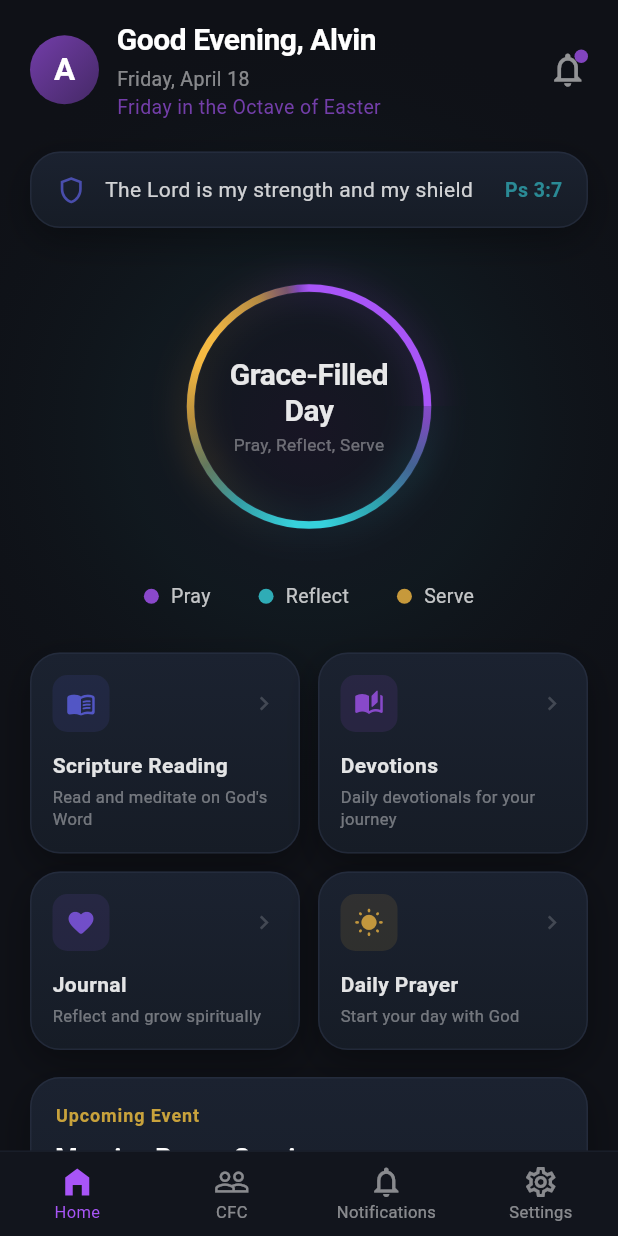
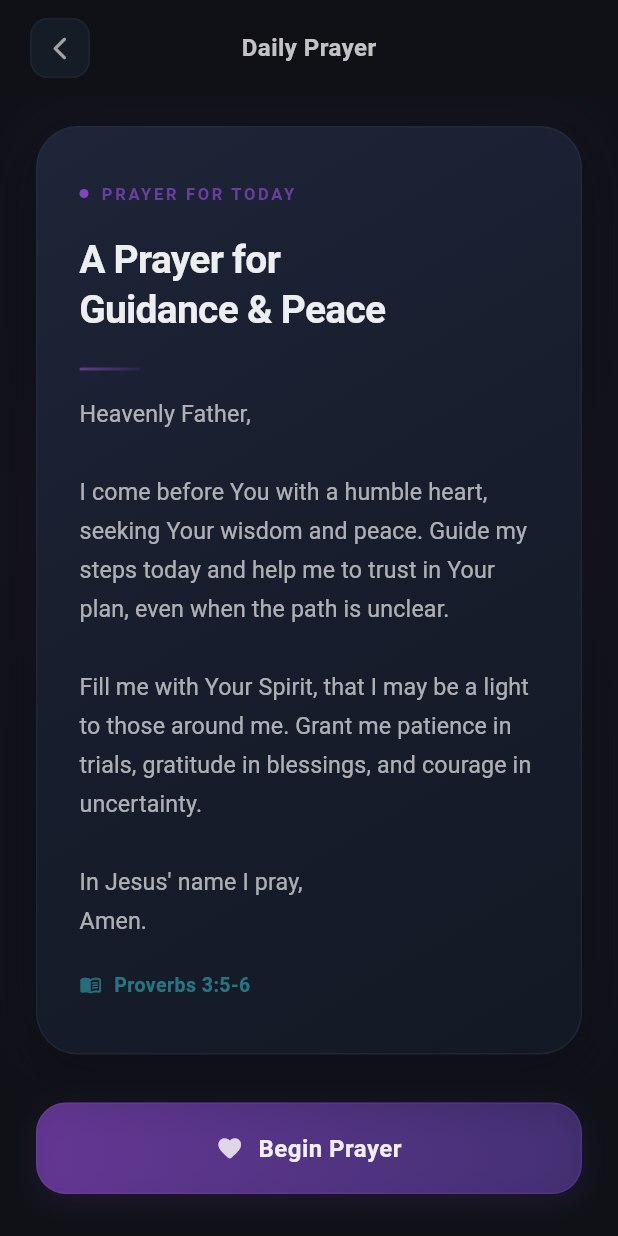
Before and after one commit to aisaiah-ai/test-flutter, a Flutter app: the screen it shows after launch, on a phone screen of 412 x 824 dp. Run offline on Flutter 3.47's test engine with Material 3 defaults, Android fonts, the phone set to English and light mode, and no system bars.

Commit message:
Add premium Prayer screen as default view
New PrayerScreen with hero prayer card featuring breathing glow,
contemplative typography, scripture reference, and Begin Prayer CTA.
Supporting Morning Intention and Evening Reflection sections below.
Calm, sacred, spiritually immersive design.

Co-Authored-By: Claude Opus 4.6 (1M context) <noreply@anthropic.com>

```diff
--- a/lib/main.dart
+++ b/lib/main.dart
@@ -1,5 +1,6 @@
 import 'package:flutter/material.dart';
 import 'dart:math';
+import 'prayer_screen.dart';
 
 void main() {
   runApp(const CfcApp());
@@ -148,7 +149,7 @@ class CfcApp extends StatelessWidget {
       theme: ThemeData.dark().copyWith(
         scaffoldBackgroundColor: _scaffoldBg,
       ),
-      home: const HomeScreen(),
+      home: const PrayerScreen(),
       debugShowCheckedModeBanner: false,
     );
   }
--- /dev/null
+++ b/lib/prayer_screen.dart
@@ -0,0 +1,409 @@
+import 'package:flutter/material.dart';
+import 'dart:math';
+
+// ── Reuse design tokens from main ──────────────────────────────
+const _scaffoldBg = Color(0xFF0F1117);
+const _cardSurface = Color(0xFF161C26);
+const _cardSurfaceLight = Color(0xFF1B2230);
+const _subtleBorder = Color(0xFF2A3245);
+const _accentPurple = Color(0xFFA855F7);
+const _accentViolet = Color(0xFF8B5CF6);
+const _accentTeal = Color(0xFF36D1DC);
+const _accentGold = Color(0xFFF4B942);
+
+class PrayerScreen extends StatefulWidget {
+  const PrayerScreen({super.key});
+
+  @override
+  State<PrayerScreen> createState() => _PrayerScreenState();
+}
+
+class _PrayerScreenState extends State<PrayerScreen>
+    with TickerProviderStateMixin {
+  // Breathing glow on prayer card
+  late final AnimationController _breathCtrl;
+  late final Animation<double> _breathAnim;
+
+  // Press scale on CTA
+  late final AnimationController _pressCtrl;
+  late final Animation<double> _pressScale;
+
+  @override
+  void initState() {
+    super.initState();
+    _breathCtrl = AnimationController(
+      vsync: this,
+      duration: const Duration(milliseconds: 5000),
+    )..repeat(reverse: true);
+    _breathAnim = Tween(begin: 0.0, end: 1.0).animate(
+      CurvedAnimation(parent: _breathCtrl, curve: Curves.easeInOut),
+    );
+
+    _pressCtrl = AnimationController(
+      vsync: this,
+      duration: const Duration(milliseconds: 120),
+      reverseDuration: const Duration(milliseconds: 200),
+    );
+    _pressScale = Tween(begin: 1.0, end: 0.97).animate(
+      CurvedAnimation(parent: _pressCtrl, curve: Curves.easeOut),
+    );
+  }
+
+  @override
+  void dispose() {
+    _breathCtrl.dispose();
+    _pressCtrl.dispose();
+    super.dispose();
+  }
+
+  @override
+  Widget build(BuildContext context) {
+    return Scaffold(
+      body: Stack(
+        children: [
+          // Dark base
+          Container(color: _scaffoldBg),
+
+          // Ambient spiritual glow — centered behind the prayer card
+          Positioned.fill(
+            child: Container(
+              decoration: BoxDecoration(
+                gradient: RadialGradient(
+                  center: const Alignment(0, -0.15),
+                  radius: 0.85,
+                  colors: [
+                    _accentPurple.withOpacity(0.07),
+                    _accentViolet.withOpacity(0.04),
+                    Colors.transparent,
+                  ],
+                  stops: const [0.0, 0.35, 0.75],
+                ),
+              ),
+            ),
+          ),
+
+          // Content
+          SafeArea(
+            child: Column(
+              children: [
+                // Top bar
+                _buildTopBar(),
+
+                // Scrollable content
+                Expanded(
+                  child: SingleChildScrollView(
+                    padding: const EdgeInsets.symmetric(horizontal: 24),
+                    child: Column(
+                      children: [
+                        const SizedBox(height: 20),
+                        _buildPrayerCard(),
+                        const SizedBox(height: 32),
+                        _buildCTA(),
+                        const SizedBox(height: 40),
+                        _buildSupportingSection(
+                          'Morning Intention',
+                          'Lord, guide my thoughts and actions today. '
+                              'Let me walk in Your light and share Your love '
+                              'with everyone I meet.',
+                          Icons.wb_twilight_rounded,
+                        ),
+                        const SizedBox(height: 16),
+                        _buildSupportingSection(
+                          'Evening Reflection',
+                          'Thank You for this day, Lord. Help me rest in '
+                              'Your peace and prepare my heart for tomorrow.',
+                          Icons.nightlight_round,
+                        ),
+                        const SizedBox(height: 40),
+                      ],
+                    ),
+                  ),
+                ),
+              ],
+            ),
+          ),
+        ],
+      ),
+    );
+  }
+
+  Widget _buildTopBar() {
+    return Padding(
+      padding: const EdgeInsets.symmetric(horizontal: 20, vertical: 12),
+      child: Row(
+        children: [
+          GestureDetector(
+            onTap: () => Navigator.of(context).pop(),
+            child: Container(
+              width: 40,
+              height: 40,
+              decoration: BoxDecoration(
+                color: _cardSurface,
+                borderRadius: BorderRadius.circular(12),
+                border: Border.all(color: _subtleBorder.withOpacity(0.4)),
+              ),
+              child: Icon(Icons.arrow_back_ios_new_rounded,
+                  color: Colors.white.withOpacity(0.6), size: 18),
+            ),
+          ),
+          const Spacer(),
+          Text(
+            'Daily Prayer',
+            style: TextStyle(
+              fontSize: 16,
+              fontWeight: FontWeight.w600,
+              color: Colors.white.withOpacity(0.75),
+              letterSpacing: 0.3,
+            ),
+          ),
+          const Spacer(),
+          const SizedBox(width: 40), // balance the back button
+        ],
+      ),
+    );
+  }
+
+  Widget _buildPrayerCard() {
+    return AnimatedBuilder(
+      animation: _breathAnim,
+      builder: (context, child) {
+        final glowOpacity = 0.04 + 0.06 * _breathAnim.value;
+        return Container(
+          decoration: BoxDecoration(
+            borderRadius: BorderRadius.circular(28),
+            boxShadow: [
+              // Breathing spiritual glow
+              BoxShadow(
+                color: _accentPurple.withOpacity(glowOpacity),
+                blurRadius: 40 + 10 * _breathAnim.value,
+                spreadRadius: 2,
+              ),
+              // Grounding shadow
+              BoxShadow(
+                color: Colors.black.withOpacity(0.30),
+                blurRadius: 24,
+                offset: const Offset(0, 10),
+              ),
+            ],
+          ),
+          child: child,
+        );
+      },
+      child: Container(
+        width: double.infinity,
+        padding: const EdgeInsets.symmetric(horizontal: 28, vertical: 36),
+        decoration: BoxDecoration(
+          gradient: const LinearGradient(
+            begin: Alignment.topLeft,
+            end: Alignment.bottomRight,
+            colors: [
+              Color(0xFF1E2538),
+              Color(0xFF171D2C),
+              Color(0xFF131924),
+            ],
+          ),
+          borderRadius: BorderRadius.circular(28),
+          border: Border.all(color: _subtleBorder.withOpacity(0.45)),
+        ),
+        child: Column(
+          crossAxisAlignment: CrossAxisAlignment.start,
+          children: [
+            // Section label
+            Row(
+              children: [
+                Container(
+                  width: 6,
+                  height: 6,
+                  decoration: BoxDecoration(
+                    color: _accentPurple.withOpacity(0.70),
+                    shape: BoxShape.circle,
+                  ),
+                ),
+                const SizedBox(width: 8),
+                Text(
+                  'PRAYER FOR TODAY',
+                  style: TextStyle(
+                    fontSize: 11,
+                    fontWeight: FontWeight.w700,
+                    color: _accentPurple.withOpacity(0.55),
+                    letterSpacing: 1.8,
+                  ),
+                ),
+              ],
+            ),
+            const SizedBox(height: 20),
+
+            // Prayer title
+            Text(
+              'A Prayer for\nGuidance & Peace',
+              style: TextStyle(
+                fontSize: 26,
+                fontWeight: FontWeight.w700,
+                color: Colors.white.withOpacity(0.92),
+                height: 1.25,
+                letterSpacing: -0.5,
+              ),
+            ),
+            const SizedBox(height: 6),
+
+            // Subtle divider
+            Container(
+              width: 40,
+              height: 2,
+              margin: const EdgeInsets.symmetric(vertical: 16),
+              decoration: BoxDecoration(
+                borderRadius: BorderRadius.circular(1),
+                gradient: LinearGradient(
+                  colors: [
+                    _accentPurple.withOpacity(0.50),
+                    _accentPurple.withOpacity(0.10),
+                  ],
+                ),
+              ),
+            ),
+
+            // Prayer body
+            Text(
+              'Heavenly Father,\n\n'
+              'I come before You with a humble heart, '
+              'seeking Your wisdom and peace. Guide my steps today '
+              'and help me to trust in Your plan, even when the path '
+              'is unclear.\n\n'
+              'Fill me with Your Spirit, that I may be a light '
+              'to those around me. Grant me patience in trials, '
+              'gratitude in blessings, and courage in uncertainty.\n\n'
+              'In Jesus\' name I pray,\nAmen.',
+              style: TextStyle(
+                fontSize: 15.5,
+                color: Colors.white.withOpacity(0.65),
+                height: 1.7,
+                letterSpacing: 0.1,
+              ),
+            ),
+
+            const SizedBox(height: 20),
+
+            // Scripture reference
+            Row(
+              children: [
+                Icon(Icons.menu_book_rounded,
+                    size: 15, color: _accentTeal.withOpacity(0.45)),
+                const SizedBox(width: 8),
+                Text(
+                  'Proverbs 3:5-6',
+                  style: TextStyle(
+                    fontSize: 13,
+                    color: _accentTeal.withOpacity(0.50),
+                    fontWeight: FontWeight.w600,
+                    letterSpacing: 0.3,
+                  ),
+                ),
+              ],
+            ),
+          ],
+        ),
+      ),
+    );
+  }
+
+  Widget _buildCTA() {
+    return GestureDetector(
+      onTapDown: (_) => _pressCtrl.forward(),
+      onTapUp: (_) => _pressCtrl.reverse(),
+      onTapCancel: () => _pressCtrl.reverse(),
+      child: ScaleTransition(
+        scale: _pressScale,
+        child: Container(
+          width: double.infinity,
+          padding: const EdgeInsets.symmetric(vertical: 18),
+          decoration: BoxDecoration(
+            gradient: LinearGradient(
+              colors: [
+                _accentPurple.withOpacity(0.50),
+                _accentViolet.withOpacity(0.35),
+              ],
+            ),
+            borderRadius: BorderRadius.circular(20),
+            border: Border.all(color: _accentPurple.withOpacity(0.15)),
+            boxShadow: [
+              BoxShadow(
+                color: _accentPurple.withOpacity(0.10),
+                blurRadius: 16,
+                offset: const Offset(0, 6),
+              ),
+            ],
+          ),
+          child: Row(
+            mainAxisAlignment: MainAxisAlignment.center,
+            children: [
+              Icon(Icons.favorite_rounded,
+                  size: 18, color: Colors.white.withOpacity(0.80)),
+              const SizedBox(width: 10),
+              Text(
+                'Begin Prayer',
+                style: TextStyle(
+                  fontSize: 16,
+                  fontWeight: FontWeight.w700,
+                  color: Colors.white.withOpacity(0.92),
+                  letterSpacing: 0.3,
+                ),
+              ),
+            ],
+          ),
+        ),
+      ),
+    );
+  }
+
+  Widget _buildSupportingSection(String title, String body, IconData icon) {
+    return Container(
+      width: double.infinity,
+      padding: const EdgeInsets.all(20),
+      decoration: BoxDecoration(
+        color: _cardSurface.withOpacity(0.6),
+        borderRadius: BorderRadius.circular(20),
+        border: Border.all(color: _subtleBorder.withOpacity(0.30)),
+      ),
+      child: Row(
+        crossAxisAlignment: CrossAxisAlignment.start,
+        children: [
+          Container(
+            width: 36,
+            height: 36,
+            decoration: BoxDecoration(
+              color: _accentViolet.withOpacity(0.08),
+              borderRadius: BorderRadius.circular(10),
+            ),
+            child: Icon(icon,
+                color: _accentViolet.withOpacity(0.50), size: 18),
+          ),
+          const SizedBox(width: 14),
+          Expanded(
+            child: Column(
+              crossAxisAlignment: CrossAxisAlignment.start,
+              children: [
+                Text(
+                  title,
+                  style: TextStyle(
+                    fontSize: 14,
+                    fontWeight: FontWeight.w600,
+                    color: Colors.white.withOpacity(0.75),
+                  ),
+                ),
+                const SizedBox(height: 6),
+                Text(
+                  body,
+                  style: TextStyle(
+                    fontSize: 13,
+                    color: Colors.white.withOpacity(0.38),
+                    height: 1.5,
+                  ),
+                ),
+              ],
+            ),
+          ),
+        ],
+      ),
+    );
+  }
+}
```
